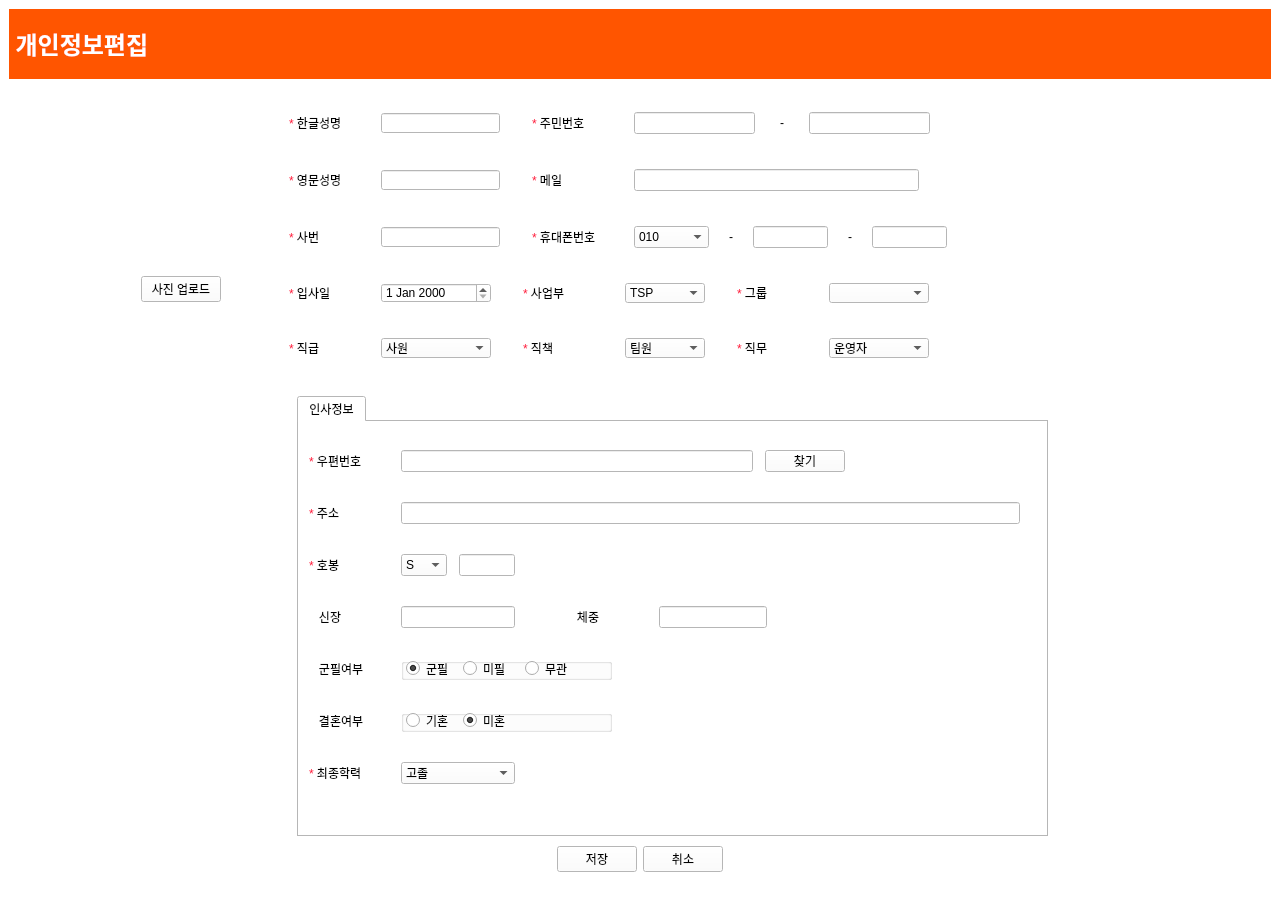
hyeona-jeong/HRIS, file emp_edit.ui: the form before one commit.
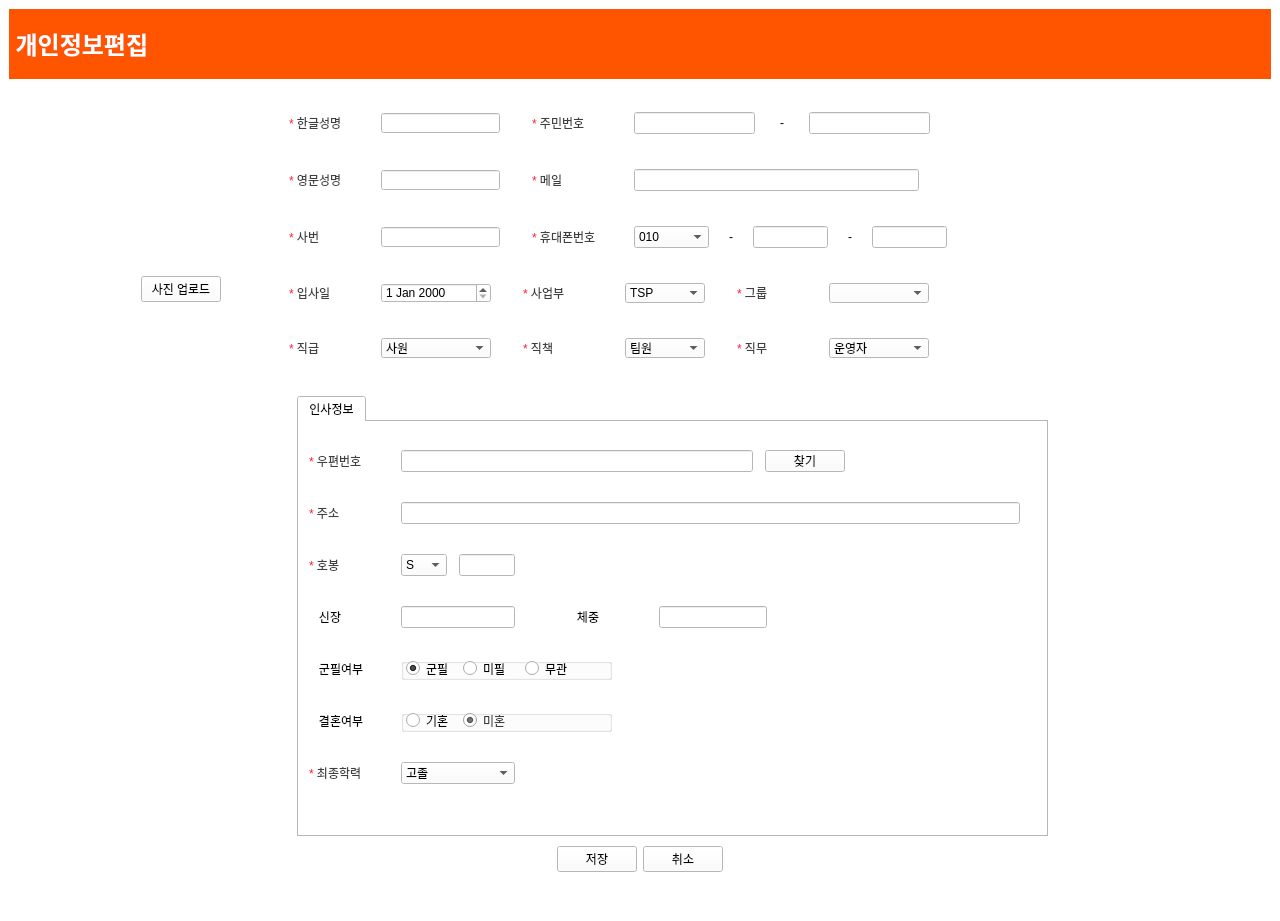
The form after the commit. Icons and pictures are not drawn.

What changed in the file:
```diff
--- a/emp_edit.ui
+++ b/emp_edit.ui
@@ -651,8 +651,7 @@
                </size>
               </property>
               <property name="text">
-               <string>
-&lt;html&gt;&lt;head/&gt;&lt;body&gt;&lt;p&gt;&lt;span style=&quot; color:#ff1d3b;&quot;&gt;*&lt;/span&gt;&amp;nbsp;한글성명&lt;/p&gt;&lt;/body&gt;&lt;/html&gt;</string>
+               <string>&lt;html&gt;&lt;head/&gt;&lt;body&gt;&lt;p&gt;&lt;span style=&quot; color:#ff1d3b;&quot;&gt;* &lt;/span&gt;&lt;span style=&quot; color:#404040;&quot;&gt;한글성명&lt;/span&gt;&lt;/p&gt;&lt;/body&gt;&lt;/html&gt;</string>
               </property>
               <property name="alignment">
                <set>Qt::AlignLeading|Qt::AlignLeft|Qt::AlignVCenter</set>
@@ -712,8 +711,7 @@
                </size>
               </property>
               <property name="text">
-               <string>
-&lt;html&gt;&lt;head/&gt;&lt;body&gt;&lt;p&gt;&lt;span style=&quot; color:#ff1d3b;&quot;&gt;*&lt;/span&gt;&amp;nbsp;주민번호&lt;/p&gt;&lt;/body&gt;&lt;/html&gt;</string>
+               <string>&lt;html&gt;&lt;head/&gt;&lt;body&gt;&lt;p&gt;&lt;span style=&quot; color:#ff1d3b;&quot;&gt;* &lt;/span&gt;&lt;span style=&quot; color:#404040;&quot;&gt;주민번호&lt;/span&gt;&lt;/p&gt;&lt;/body&gt;&lt;/html&gt;</string>
               </property>
               <property name="alignment">
                <set>Qt::AlignLeading|Qt::AlignLeft|Qt::AlignVCenter</set>
@@ -830,8 +828,7 @@
                </size>
               </property>
               <property name="text">
-               <string>
-&lt;html&gt;&lt;head/&gt;&lt;body&gt;&lt;p&gt;&lt;span style=&quot; color:#ff1d3b;&quot;&gt;*&lt;/span&gt;&amp;nbsp;영문성명&lt;/p&gt;&lt;/body&gt;&lt;/html&gt;</string>
+               <string>&lt;html&gt;&lt;head/&gt;&lt;body&gt;&lt;p&gt;&lt;span style=&quot; color:#ff1d3b;&quot;&gt;* &lt;/span&gt;&lt;span style=&quot; color:#404040;&quot;&gt;영문성명&lt;/span&gt;&lt;/p&gt;&lt;/body&gt;&lt;/html&gt;</string>
               </property>
               <property name="alignment">
                <set>Qt::AlignLeading|Qt::AlignLeft|Qt::AlignVCenter</set>
@@ -891,8 +888,7 @@
                </size>
               </property>
               <property name="text">
-               <string>
-&lt;html&gt;&lt;head/&gt;&lt;body&gt;&lt;p&gt;&lt;span style=&quot; color:#ff1d3b;&quot;&gt;*&lt;/span&gt;&amp;nbsp;메일&lt;/p&gt;&lt;/body&gt;&lt;/html&gt;</string>
+               <string>&lt;html&gt;&lt;head/&gt;&lt;body&gt;&lt;p&gt;&lt;span style=&quot; color:#ff1d3b;&quot;&gt;* &lt;/span&gt;&lt;span style=&quot; color:#404040;&quot;&gt;메일&lt;/span&gt;&lt;/p&gt;&lt;/body&gt;&lt;/html&gt;</string>
               </property>
               <property name="alignment">
                <set>Qt::AlignLeading|Qt::AlignLeft|Qt::AlignVCenter</set>
@@ -959,8 +955,7 @@
                </size>
               </property>
               <property name="text">
-               <string>
-&lt;html&gt;&lt;head/&gt;&lt;body&gt;&lt;p&gt;&lt;span style=&quot; color:#ff1d3b;&quot;&gt;*&lt;/span&gt;&amp;nbsp;사번&lt;/p&gt;&lt;/body&gt;&lt;/html&gt;</string>
+               <string>&lt;html&gt;&lt;head/&gt;&lt;body&gt;&lt;p&gt;&lt;span style=&quot; color:#ff1d3b;&quot;&gt;* &lt;/span&gt;&lt;span style=&quot; color:#404040;&quot;&gt;사번&lt;/span&gt;&lt;/p&gt;&lt;/body&gt;&lt;/html&gt;</string>
               </property>
               <property name="alignment">
                <set>Qt::AlignLeading|Qt::AlignLeft|Qt::AlignVCenter</set>
@@ -1020,8 +1015,7 @@
                </size>
               </property>
               <property name="text">
-               <string>
-&lt;html&gt;&lt;head/&gt;&lt;body&gt;&lt;p&gt;&lt;span style=&quot; color:#ff1d3b;&quot;&gt;*&lt;/span&gt;&amp;nbsp;휴대폰번호&lt;/p&gt;&lt;/body&gt;&lt;/html&gt;</string>
+               <string>&lt;html&gt;&lt;head/&gt;&lt;body&gt;&lt;p&gt;&lt;span style=&quot; color:#ff1d3b;&quot;&gt;* &lt;/span&gt;&lt;span style=&quot; color:#404040;&quot;&gt;휴대폰번호&lt;/span&gt;&lt;/p&gt;&lt;/body&gt;&lt;/html&gt;</string>
               </property>
               <property name="alignment">
                <set>Qt::AlignLeading|Qt::AlignLeft|Qt::AlignVCenter</set>
@@ -1232,8 +1226,7 @@
                </size>
               </property>
               <property name="text">
-               <string>
-&lt;html&gt;&lt;head/&gt;&lt;body&gt;&lt;p&gt;&lt;span style=&quot; color:#ff1d3b;&quot;&gt;*&lt;/span&gt;&amp;nbsp;입사일&lt;/p&gt;&lt;/body&gt;&lt;/html&gt;</string>
+               <string>&lt;html&gt;&lt;head/&gt;&lt;body&gt;&lt;p&gt;&lt;span style=&quot; color:#ff1d3b;&quot;&gt;* &lt;/span&gt;&lt;span style=&quot; color:#404040;&quot;&gt;입사일&lt;/span&gt;&lt;/p&gt;&lt;/body&gt;&lt;/html&gt;</string>
               </property>
               <property name="alignment">
                <set>Qt::AlignLeading|Qt::AlignLeft|Qt::AlignVCenter</set>
@@ -1293,8 +1286,7 @@
                </size>
               </property>
               <property name="text">
-               <string>
-&lt;html&gt;&lt;head/&gt;&lt;body&gt;&lt;p&gt;&lt;span style=&quot; color:#ff1d3b;&quot;&gt;*&lt;/span&gt;&amp;nbsp;사업부&lt;/p&gt;&lt;/body&gt;&lt;/html&gt;</string>
+               <string>&lt;html&gt;&lt;head/&gt;&lt;body&gt;&lt;p&gt;&lt;span style=&quot; color:#ff1d3b;&quot;&gt;* &lt;/span&gt;&lt;span style=&quot; color:#404040;&quot;&gt;사업부&lt;/span&gt;&lt;/p&gt;&lt;/body&gt;&lt;/html&gt;</string>
               </property>
               <property name="alignment">
                <set>Qt::AlignLeading|Qt::AlignLeft|Qt::AlignVCenter</set>
@@ -1384,8 +1376,7 @@
                </size>
               </property>
               <property name="text">
-               <string>
-&lt;html&gt;&lt;head/&gt;&lt;body&gt;&lt;p&gt;&lt;span style=&quot; color:#ff1d3b;&quot;&gt;*&lt;/span&gt;&amp;nbsp;그룹&lt;/p&gt;&lt;/body&gt;&lt;/html&gt;</string>
+               <string>&lt;html&gt;&lt;head/&gt;&lt;body&gt;&lt;p&gt;&lt;span style=&quot; color:#ff1d3b;&quot;&gt;* &lt;/span&gt;&lt;span style=&quot; color:#404040;&quot;&gt;그룹&lt;/span&gt;&lt;/p&gt;&lt;/body&gt;&lt;/html&gt;</string>
               </property>
               <property name="alignment">
                <set>Qt::AlignLeading|Qt::AlignLeft|Qt::AlignVCenter</set>
@@ -1446,8 +1437,7 @@
                </size>
               </property>
               <property name="text">
-               <string>
-&lt;html&gt;&lt;head/&gt;&lt;body&gt;&lt;p&gt;&lt;span style=&quot; color:#ff1d3b;&quot;&gt;*&lt;/span&gt;&amp;nbsp;직급&lt;/p&gt;&lt;/body&gt;&lt;/html&gt;</string>
+               <string>&lt;html&gt;&lt;head/&gt;&lt;body&gt;&lt;p&gt;&lt;span style=&quot; color:#ff1d3b;&quot;&gt;* &lt;/span&gt;&lt;span style=&quot; color:#404040;&quot;&gt;직급&lt;/span&gt;&lt;/p&gt;&lt;/body&gt;&lt;/html&gt;</string>
               </property>
               <property name="alignment">
                <set>Qt::AlignLeading|Qt::AlignLeft|Qt::AlignVCenter</set>
@@ -1552,8 +1542,7 @@
                </size>
               </property>
               <property name="text">
-               <string>
-&lt;html&gt;&lt;head/&gt;&lt;body&gt;&lt;p&gt;&lt;span style=&quot; color:#ff1d3b;&quot;&gt;*&lt;/span&gt;&amp;nbsp;직책&lt;/p&gt;&lt;/body&gt;&lt;/html&gt;</string>
+               <string>&lt;html&gt;&lt;head/&gt;&lt;body&gt;&lt;p&gt;&lt;span style=&quot; color:#ff1d3b;&quot;&gt;* &lt;/span&gt;&lt;span style=&quot; color:#404040;&quot;&gt;직책&lt;/span&gt;&lt;/p&gt;&lt;/body&gt;&lt;/html&gt;</string>
               </property>
               <property name="alignment">
                <set>Qt::AlignLeading|Qt::AlignLeft|Qt::AlignVCenter</set>
@@ -1650,8 +1639,7 @@
                </size>
               </property>
               <property name="text">
-               <string>
-&lt;html&gt;&lt;head/&gt;&lt;body&gt;&lt;p&gt;&lt;span style=&quot; color:#ff1d3b;&quot;&gt;*&lt;/span&gt;&amp;nbsp;직무&lt;/p&gt;&lt;/body&gt;&lt;/html&gt;</string>
+               <string>&lt;html&gt;&lt;head/&gt;&lt;body&gt;&lt;p&gt;&lt;span style=&quot; color:#ff1d3b;&quot;&gt;* &lt;/span&gt;&lt;span style=&quot; color:#404040;&quot;&gt;직무&lt;/span&gt;&lt;/p&gt;&lt;/body&gt;&lt;/html&gt;</string>
               </property>
               <property name="alignment">
                <set>Qt::AlignLeading|Qt::AlignLeft|Qt::AlignVCenter</set>
@@ -1816,8 +1804,7 @@
                    </size>
                   </property>
                   <property name="text">
-                   <string>
-&lt;html&gt;&lt;head/&gt;&lt;body&gt;&lt;p&gt;&lt;span style=&quot; color:#ff1d3b;&quot;&gt;*&lt;/span&gt;&amp;nbsp;우편번호&lt;/p&gt;&lt;/body&gt;&lt;/html&gt;</string>
+                   <string>&lt;html&gt;&lt;head/&gt;&lt;body&gt;&lt;p&gt;&lt;span style=&quot; color:#ff1d3b;&quot;&gt;* &lt;/span&gt;&lt;span style=&quot; color:#404040;&quot;&gt;우편번호&lt;/span&gt;&lt;/p&gt;&lt;/body&gt;&lt;/html&gt;</string>
                   </property>
                   <property name="alignment">
                    <set>Qt::AlignLeading|Qt::AlignLeft|Qt::AlignVCenter</set>
@@ -1903,8 +1890,7 @@
                    </size>
                   </property>
                   <property name="text">
-                   <string>
-&lt;html&gt;&lt;head/&gt;&lt;body&gt;&lt;p&gt;&lt;span style=&quot; color:#ff1d3b;&quot;&gt;*&lt;/span&gt;&amp;nbsp;주소&lt;/p&gt;&lt;/body&gt;&lt;/html&gt;</string>
+                   <string>&lt;html&gt;&lt;head/&gt;&lt;body&gt;&lt;p&gt;&lt;span style=&quot; color:#ff1d3b;&quot;&gt;* &lt;/span&gt;&lt;span style=&quot; color:#404040;&quot;&gt;주소&lt;/span&gt;&lt;/p&gt;&lt;/body&gt;&lt;/html&gt;</string>
                   </property>
                   <property name="alignment">
                    <set>Qt::AlignLeading|Qt::AlignLeft|Qt::AlignVCenter</set>
@@ -1958,8 +1944,7 @@
                    </size>
                   </property>
                   <property name="text">
-                   <string>
-&lt;html&gt;&lt;head/&gt;&lt;body&gt;&lt;p&gt;&lt;span style=&quot; color:#ff1d3b;&quot;&gt;*&lt;/span&gt;&amp;nbsp;호봉&lt;/p&gt;&lt;/body&gt;&lt;/html&gt;</string>
+                   <string>&lt;html&gt;&lt;head/&gt;&lt;body&gt;&lt;p&gt;&lt;span style=&quot; color:#ff1d3b;&quot;&gt;* &lt;/span&gt;&lt;span style=&quot; color:#404040;&quot;&gt;호봉&lt;/span&gt;&lt;/p&gt;&lt;/body&gt;&lt;/html&gt;</string>
                   </property>
                   <property name="alignment">
                    <set>Qt::AlignLeading|Qt::AlignLeft|Qt::AlignVCenter</set>
@@ -2372,6 +2357,9 @@
                        <height>19</height>
                       </rect>
                      </property>
+                     <property name="styleSheet">
+                      <string notr="true">color: #404040;</string>
+                     </property>
                      <property name="text">
                       <string>미혼</string>
                      </property>
@@ -2421,8 +2409,7 @@
                    </size>
                   </property>
                   <property name="text">
-                   <string>
-&lt;html&gt;&lt;head/&gt;&lt;body&gt;&lt;p&gt;&lt;span style=&quot; color:#ff1d3b;&quot;&gt;*&lt;/span&gt;&amp;nbsp;최종학력&lt;/p&gt;&lt;/body&gt;&lt;/html&gt;</string>
+                   <string>&lt;html&gt;&lt;head/&gt;&lt;body&gt;&lt;p&gt;&lt;span style=&quot; color:#ff1d3b;&quot;&gt;* &lt;/span&gt;&lt;span style=&quot; color:#404040;&quot;&gt;최종학력&lt;/span&gt;&lt;/p&gt;&lt;/body&gt;&lt;/html&gt;</string>
                   </property>
                   <property name="alignment">
                    <set>Qt::AlignLeading|Qt::AlignLeft|Qt::AlignVCenter</set>
```
